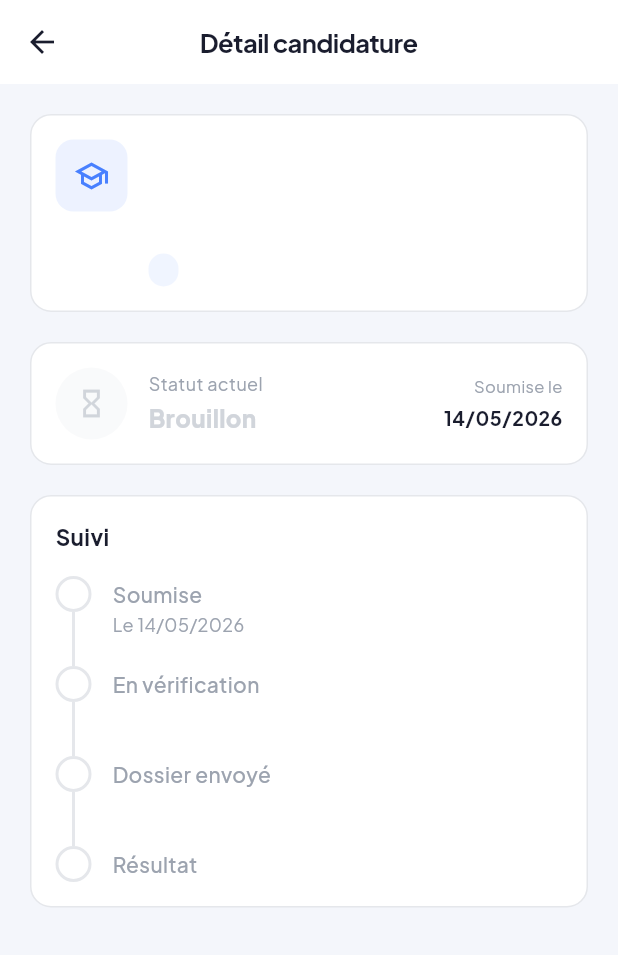
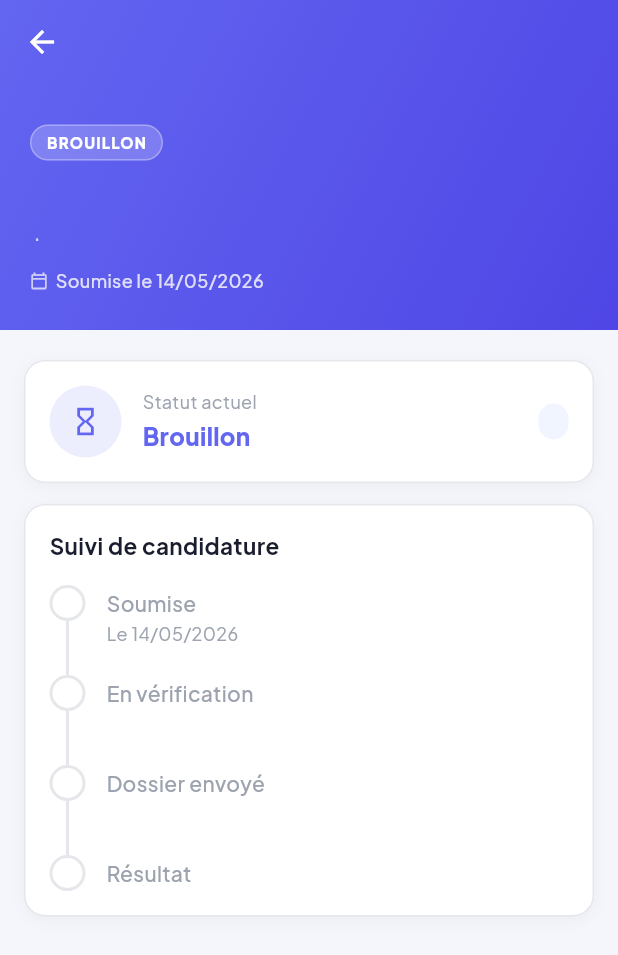
Before and after one commit to MSKETUDIANT/studium-platforme, a Flutter app: the ApplicationDetailPage screen opened directly with empty values, on a phone screen of 412 x 824 dp. Shown: the top 955 px of the screen. Run offline on Flutter 3.47's test engine with Material 3 defaults, Android fonts, the phone set to English and light mode, and no system bars; drawn by our look-alikes of flutter_animate; our stand-ins replace app_links, country_picker, dio, file_picker, flutter_riverpod, flutter_typeahead and 5 more; accounts and stored records are empty; network calls fail.

Commit message:
feat: uniformisation Sprint 3 — gradient header + flutter_animate
- ApplicationDetailPage: SliverAppBar gradient (couleur selon statut) comme ProgramDetailPage,
  badge statut + programme + université dans le header, context.pop(), animations fadeIn/slideY
- ApplicationsPage: header navy gradient avec stats chips colorés sur fond sombre,
  entrée staggerée des cartes via flutter_animate
- NewApplicationWizard: AppBar navy avec icônes blanches cohérent avec le reste de l'app

Co-Authored-By: Claude Sonnet 4.6 <noreply@anthropic.com>

```diff
--- a/studium_mobile/lib/features/applications/presentation/pages/application_detail_page.dart
+++ b/studium_mobile/lib/features/applications/presentation/pages/application_detail_page.dart
@@ -1,159 +1,181 @@
 import 'package:flutter/material.dart';
+import 'package:flutter/services.dart';
+import 'package:flutter_animate/flutter_animate.dart';
+import 'package:go_router/go_router.dart';
 
 import '../../domain/entities/application.dart';
 
-const _kNavy  = Color(0xFF1A1D2E);
-const _kBlue  = Color(0xFF4880FF);
-const _kGrey  = Color(0xFF9CA3AF);
-const _kBg    = Color(0xFFF4F6FB);
+const _kNavy   = Color(0xFF1A1D2E);
+const _kBlue   = Color(0xFF4880FF);
+const _kGrey   = Color(0xFF9CA3AF);
+const _kBg     = Color(0xFFF4F6FB);
 const _kBorder = Color(0xFFE5E7EB);
 
 class ApplicationDetailPage extends StatelessWidget {
   final Application app;
   const ApplicationDetailPage({super.key, required this.app});
 
-  Color get _statusColor => switch (app.status) {
+  Color get _accent => switch (app.status) {
     ApplicationStatus.accepted        => const Color(0xFF10B981),
     ApplicationStatus.rejected        => const Color(0xFFEF4444),
     ApplicationStatus.needsFix        => const Color(0xFFF59E0B),
     ApplicationStatus.verified ||
     ApplicationStatus.sent            => _kBlue,
-    ApplicationStatus.submitted ||
-    ApplicationStatus.pendingDecision => const Color(0xFF6B7280),
-    _                                 => const Color(0xFFD1D5DB),
+    _                                 => const Color(0xFF6366F1),
+  };
+
+  Color get _accentDark => switch (app.status) {
+    ApplicationStatus.accepted        => const Color(0xFF059669),
+    ApplicationStatus.rejected        => const Color(0xFFDC2626),
+    ApplicationStatus.needsFix        => const Color(0xFFD97706),
+    ApplicationStatus.verified ||
+    ApplicationStatus.sent            => const Color(0xFF2563EB),
+    _                                 => const Color(0xFF4F46E5),
   };
 
   @override
   Widget build(BuildContext context) {
-    return Scaffold(
+    return AnnotatedRegion<SystemUiOverlayStyle>(
+      value: SystemUiOverlayStyle.light,
+      child: Scaffold(
         backgroundColor: _kBg,
-      appBar: AppBar(
-        backgroundColor: Colors.white,
-        elevation: 0,
-        leading: IconButton(
-          icon: const Icon(Icons.arrow_back, color: _kNavy),
-          onPressed: () => Navigator.pop(context),
+        body: CustomScrollView(
+          slivers: [
+            _buildSliverAppBar(context),
+            SliverPadding(
+              padding: const EdgeInsets.fromLTRB(16, 20, 16, 40),
+              sliver: SliverList(
+                delegate: SliverChildListDelegate([
+                  _buildStatusCard()
+                      .animate()
+                      .fadeIn(delay: 60.ms)
+                      .slideY(begin: .06, duration: 280.ms, curve: Curves.easeOut),
+                  const SizedBox(height: 14),
+                  _buildTimeline()
+                      .animate()
+                      .fadeIn(delay: 140.ms)
+                      .slideY(begin: .06, duration: 280.ms, curve: Curves.easeOut),
+                ]),
               ),
-        title: const Text('Détail candidature',
-            style: TextStyle(
-                color: _kNavy,
-                fontSize: 17,
-                fontWeight: FontWeight.w700)),
-        centerTitle: true,
             ),
-      body: SingleChildScrollView(
-        padding: const EdgeInsets.all(20),
-        child: Column(
-          crossAxisAlignment: CrossAxisAlignment.start,
-          children: [
-            _buildProgramCard(),
-            const SizedBox(height: 20),
-            _buildStatusCard(),
-            const SizedBox(height: 20),
-            _buildTimeline(),
-            if (app.motivationText != null &&
-                app.motivationText!.isNotEmpty) ...[
-              const SizedBox(height: 20),
-              _buildMotivation(),
-            ],
-            if (app.notes != null && app.notes!.isNotEmpty) ...[
-              const SizedBox(height: 20),
-              _buildNotes(),
-            ],
           ],
         ),
       ),
     );
   }
 
-  // ─── Programme card ─────────────────────────────────────────────────────────
+  // ─── Gradient SliverAppBar ─────────────────────────────────────────────────
 
-  Widget _buildProgramCard() {
-    return Container(
-      padding: const EdgeInsets.all(16),
+  SliverAppBar _buildSliverAppBar(BuildContext context) {
+    return SliverAppBar(
+      expandedHeight: 220,
+      pinned: true,
+      backgroundColor: _accent,
+      leading: IconButton(
+        icon: const Icon(Icons.arrow_back, color: Colors.white),
+        onPressed: () => context.pop(),
+      ),
+      systemOverlayStyle: SystemUiOverlayStyle.light,
+      flexibleSpace: FlexibleSpaceBar(
+        collapseMode: CollapseMode.pin,
+        background: Container(
           decoration: BoxDecoration(
-        color: Colors.white,
-        borderRadius: BorderRadius.circular(14),
-        border: Border.all(color: _kBorder),
+            gradient: LinearGradient(
+              begin: Alignment.topLeft,
+              end: Alignment.bottomRight,
+              colors: [_accent, _accentDark],
             ),
-      child: Row(
+          ),
+          child: SafeArea(
+            child: Padding(
+              padding: const EdgeInsets.fromLTRB(20, 56, 20, 24),
+              child: Column(
                 crossAxisAlignment: CrossAxisAlignment.start,
+                mainAxisAlignment: MainAxisAlignment.end,
                 children: [
                   Container(
-            width: 48, height: 48,
+                    padding: const EdgeInsets.symmetric(
+                        horizontal: 10, vertical: 4),
                     decoration: BoxDecoration(
-              color: _kBlue.withValues(alpha: 0.1),
-              borderRadius: BorderRadius.circular(12),
+                      color: Colors.white.withValues(alpha: 0.20),
+                      borderRadius: BorderRadius.circular(20),
+                      border: Border.all(
+                          color: Colors.white.withValues(alpha: 0.30)),
                     ),
-            child:
-                const Icon(Icons.school_outlined, color: _kBlue, size: 24),
+                    child: Text(
+                      app.statusLabel.toUpperCase(),
+                      style: const TextStyle(
+                        fontSize: 10,
+                        fontWeight: FontWeight.w800,
+                        color: Colors.white,
+                        letterSpacing: 0.8,
                       ),
-          const SizedBox(width: 14),
-          Expanded(
-            child: Column(
-              crossAxisAlignment: CrossAxisAlignment.start,
-              children: [
+                    ),
+                  ),
+                  const SizedBox(height: 10),
                   Text(
                     app.programName ?? 'Programme',
                     style: const TextStyle(
-                      fontSize: 16,
+                      fontSize: 22,
                       fontWeight: FontWeight.w800,
-                      color: _kNavy),
+                      color: Colors.white,
+                      height: 1.2,
                     ),
-                const SizedBox(height: 4),
-                if (app.universityName != null)
-                  Text(app.universityName!,
-                      style: const TextStyle(fontSize: 14, color: _kGrey)),
-                if (app.country != null) ...[
-                  const SizedBox(height: 2),
-                  Text(app.country!,
-                      style: const TextStyle(fontSize: 13, color: _kGrey)),
-                ],
-                if (app.level != null) ...[
-                  const SizedBox(height: 8),
-                  Container(
-                    padding: const EdgeInsets.symmetric(
-                        horizontal: 10, vertical: 3),
-                    decoration: BoxDecoration(
-                      color: _kBlue.withValues(alpha: 0.08),
-                      borderRadius: BorderRadius.circular(20),
+                    maxLines: 2,
+                    overflow: TextOverflow.ellipsis,
                   ),
-                    child: Text(
-                      _levelLabel(app.level!),
-                      style: const TextStyle(
-                          fontSize: 11,
-                          fontWeight: FontWeight.w600,
-                          color: _kBlue),
+                  const SizedBox(height: 5),
+                  Text(
+                    [
+                      if (app.universityName != null) app.universityName!,
+                      if (app.country != null) app.country!,
+                    ].join(' · '),
+                    style: TextStyle(
+                      fontSize: 13,
+                      color: Colors.white.withValues(alpha: 0.80),
+                      fontWeight: FontWeight.w500,
+                    ),
+                    maxLines: 1,
+                    overflow: TextOverflow.ellipsis,
+                  ),
+                  if (app.submittedAt != null) ...[
+                    const SizedBox(height: 12),
+                    Row(children: [
+                      Icon(Icons.calendar_today_outlined,
+                          size: 12,
+                          color: Colors.white.withValues(alpha: 0.70)),
+                      const SizedBox(width: 5),
+                      Text(
+                        'Soumise le ${_formatDate(app.submittedAt!)}',
+                        style: TextStyle(
+                          fontSize: 12,
+                          color: Colors.white.withValues(alpha: 0.80),
+                          fontWeight: FontWeight.w500,
                         ),
                       ),
+                    ]),
                   ],
                 ],
               ),
             ),
-        ],
+          ),
+        ),
       ),
     );
   }
 
-  // ─── Status card ────────────────────────────────────────────────────────────
+  // ─── Status card ──────────────────────────────────────────────────────────
 
   Widget _buildStatusCard() {
-    return Container(
-      padding: const EdgeInsets.all(16),
-      decoration: BoxDecoration(
-        color: Colors.white,
-        borderRadius: BorderRadius.circular(14),
-        border: Border.all(color: _kBorder),
-      ),
-      child: Row(
-        children: [
+    return _Card(
+      child: Row(children: [
         Container(
           width: 48, height: 48,
           decoration: BoxDecoration(
-              color: _statusColor.withValues(alpha: 0.12),
+            color: _accent.withValues(alpha: 0.12),
             shape: BoxShape.circle,
           ),
-            child: Icon(_statusIcon, color: _statusColor, size: 22),
+          child: Icon(_statusIcon, color: _accent, size: 22),
         ),
         const SizedBox(width: 14),
         Expanded(
@@ -168,47 +190,39 @@ class ApplicationDetailPage extends StatelessWidget {
                 style: TextStyle(
                     fontSize: 16,
                     fontWeight: FontWeight.w800,
-                      color: _statusColor),
+                    color: _accent),
               ),
             ],
           ),
         ),
-          if (app.submittedAt != null)
-            Column(
-              crossAxisAlignment: CrossAxisAlignment.end,
-              children: [
-                const Text('Soumise le',
-                    style: TextStyle(fontSize: 11, color: _kGrey)),
-                const SizedBox(height: 3),
-                Text(
-                  _formatDate(app.submittedAt!),
+        if (app.level != null)
+          Container(
+            padding: const EdgeInsets.symmetric(horizontal: 10, vertical: 4),
+            decoration: BoxDecoration(
+              color: _kBlue.withValues(alpha: 0.08),
+              borderRadius: BorderRadius.circular(20),
+            ),
+            child: Text(
+              _levelLabel(app.level!),
               style: const TextStyle(
-                      fontSize: 13,
-                      fontWeight: FontWeight.w700,
-                      color: _kNavy),
+                  fontSize: 11,
+                  fontWeight: FontWeight.w600,
+                  color: _kBlue),
             ),
-              ],
           ),
-        ],
-      ),
+      ]),
     );
   }
 
-  // ─── Timeline ───────────────────────────────────────────────────────────────
+  // ─── Timeline ─────────────────────────────────────────────────────────────
 
   Widget _buildTimeline() {
-    final steps = _buildTimelineSteps();
-    return Container(
-      padding: const EdgeInsets.all(16),
-      decoration: BoxDecoration(
-        color: Colors.white,
-        borderRadius: BorderRadius.circular(14),
-        border: Border.all(color: _kBorder),
-      ),
+    final steps  = _buildTimelineSteps();
+    return _Card(
       child: Column(
         crossAxisAlignment: CrossAxisAlignment.start,
         children: [
-          const Text('Suivi',
+          const Text('Suivi de candidature',
               style: TextStyle(
                   fontSize: 15,
                   fontWeight: FontWeight.w700,
@@ -218,17 +232,18 @@ class ApplicationDetailPage extends StatelessWidget {
             final i    = entry.key;
             final step = entry.value;
             final isLast = i == steps.length - 1;
+            final stepColor = step.done || step.current
+                ? (step.isNegative
+                    ? const Color(0xFFEF4444)
+                    : const Color(0xFF10B981))
+                : _kGrey;
             return _TimelineRow(
               label:    step.label,
               subtitle: step.subtitle,
               done:     step.done,
               current:  step.current,
               isLast:   isLast,
-              color:    step.done || step.current
-                  ? (step.isNegative
-                      ? const Color(0xFFEF4444)
-                      : const Color(0xFF10B981))
-                  : _kGrey,
+              color:    stepColor,
             );
           }),
         ],
@@ -237,18 +252,14 @@ class ApplicationDetailPage extends StatelessWidget {
   }
 
   List<_TimelineStep> _buildTimelineSteps() {
-    final s = app.status;
-
+    final s        = app.status;
     final submitted = s != ApplicationStatus.draft;
     final verified  = {
-      ApplicationStatus.verified,
-      ApplicationStatus.sent,
-      ApplicationStatus.accepted,
-      ApplicationStatus.rejected,
+      ApplicationStatus.verified, ApplicationStatus.sent,
+      ApplicationStatus.accepted, ApplicationStatus.rejected,
     }.contains(s);
     final sent     = {
-      ApplicationStatus.sent,
-      ApplicationStatus.accepted,
+      ApplicationStatus.sent, ApplicationStatus.accepted,
       ApplicationStatus.rejected,
     }.contains(s);
     final accepted = s == ApplicationStatus.accepted;
@@ -265,93 +276,28 @@ class ApplicationDetailPage extends StatelessWidget {
         current: s == ApplicationStatus.submitted,
       ),
       _TimelineStep(
-        label:    needsFix ? 'Correction requise' : 'En vérification',
-        done:     verified || needsFix,
-        current:  needsFix,
+        label:      needsFix ? 'Correction requise' : 'En vérification',
+        done:       verified || needsFix,
+        current:    needsFix,
         isNegative: needsFix,
       ),
       _TimelineStep(
-        label:    'Dossier envoyé',
-        done:     sent,
-        current:  s == ApplicationStatus.sent,
+        label:   'Dossier envoyé',
+        done:    sent,
+        current: s == ApplicationStatus.sent,
       ),
       _TimelineStep(
-        label:    rejected
+        label:      rejected
             ? 'Candidature refusée'
             : (accepted ? 'Candidature acceptée' : 'Résultat'),
-        done:     accepted || rejected,
-        current:  accepted || rejected,
+        done:       accepted || rejected,
+        current:    accepted || rejected,
         isNegative: rejected,
       ),
     ];
   }
 
-  // ─── Motivation ─────────────────────────────────────────────────────────────
-
-  Widget _buildMotivation() {
-    return Container(
-      padding: const EdgeInsets.all(16),
-      decoration: BoxDecoration(
-        color: Colors.white,
-        borderRadius: BorderRadius.circular(14),
-        border: Border.all(color: _kBorder),
-      ),
-      child: Column(
-        crossAxisAlignment: CrossAxisAlignment.start,
-        children: [
-          const Text('Message de motivation',
-              style: TextStyle(
-                  fontSize: 15,
-                  fontWeight: FontWeight.w700,
-                  color: _kNavy)),
-          const SizedBox(height: 10),
-          Text(
-            app.motivationText!,
-            style: const TextStyle(
-                fontSize: 14, color: _kNavy, height: 1.6),
-          ),
-        ],
-      ),
-    );
-  }
-
-  // ─── Notes admin ────────────────────────────────────────────────────────────
-
-  Widget _buildNotes() {
-    return Container(
-      padding: const EdgeInsets.all(16),
-      decoration: BoxDecoration(
-        color: const Color(0xFFFEF3C7),
-        borderRadius: BorderRadius.circular(14),
-        border: Border.all(color: const Color(0xFFFDE68A)),
-      ),
-      child: Column(
-        crossAxisAlignment: CrossAxisAlignment.start,
-        children: [
-          const Row(children: [
-            Icon(Icons.sticky_note_2_outlined,
-                color: Color(0xFFD97706), size: 18),
-            SizedBox(width: 8),
-            Text('Note de l\'équipe',
-                style: TextStyle(
-                    fontSize: 14,
-                    fontWeight: FontWeight.w700,
-                    color: Color(0xFF92400E))),
-          ]),
-          const SizedBox(height: 10),
-          Text(
-            app.notes!,
-            style: const TextStyle(
-                fontSize: 14,
-                color: Color(0xFF78350F),
-                height: 1.5),
-          ),
-        ],
-      ),
-    );
-  }
-
-  // ─── Helpers ────────────────────────────────────────────────────────────────
+  // ─── Helpers ──────────────────────────────────────────────────────────────
 
   IconData get _statusIcon => switch (app.status) {
     ApplicationStatus.accepted  => Icons.check_circle_outline,
@@ -375,15 +321,42 @@ class ApplicationDetailPage extends StatelessWidget {
       '${dt.year}';
 }
 
+// ─── Shared card ──────────────────────────────────────────────────────────────
+
+class _Card extends StatelessWidget {
+  final Widget child;
+  const _Card({required this.child});
+
+  @override
+  Widget build(BuildContext context) {
+    return Container(
+      padding: const EdgeInsets.all(16),
+      decoration: BoxDecoration(
+        color: Colors.white,
+        borderRadius: BorderRadius.circular(14),
+        border: Border.all(color: _kBorder),
+        boxShadow: [
+          BoxShadow(
+            color: Colors.black.withValues(alpha: 0.04),
+            blurRadius: 8,
+            offset: const Offset(0, 2),
+          ),
+        ],
+      ),
+      child: child,
+    );
+  }
+}
+
 // ─── Timeline row ─────────────────────────────────────────────────────────────
 
 class _TimelineRow extends StatelessWidget {
-  final String label;
+  final String  label;
   final String? subtitle;
-  final bool done;
-  final bool current;
-  final bool isLast;
-  final Color color;
+  final bool    done;
+  final bool    current;
+  final bool    isLast;
+  final Color   color;
   const _TimelineRow({
     required this.label,
     this.subtitle,
@@ -405,8 +378,7 @@ class _TimelineRow extends StatelessWidget {
               color: done || current ? color : Colors.white,
               shape: BoxShape.circle,
               border: Border.all(
-                  color: done || current ? color : _kBorder,
-                  width: 2),
+                  color: done || current ? color : _kBorder, width: 2),
             ),
             child: done
                 ? const Icon(Icons.check, color: Colors.white, size: 14)
@@ -414,8 +386,8 @@ class _TimelineRow extends StatelessWidget {
                     ? Center(
                         child: Container(
                           width: 8, height: 8,
-                          decoration: BoxDecoration(
-                              color: color, shape: BoxShape.circle),
+                          decoration:
+                              BoxDecoration(color: color, shape: BoxShape.circle),
                         ),
                       )
                     : null,
@@ -437,16 +409,14 @@ class _TimelineRow extends StatelessWidget {
                 label,
                 style: TextStyle(
                   fontSize: 14,
-                  fontWeight:
-                      current ? FontWeight.w700 : FontWeight.w500,
+                  fontWeight: current ? FontWeight.w700 : FontWeight.w500,
                   color: done || current ? _kNavy : _kGrey,
                 ),
               ),
               if (subtitle != null) ...[
                 const SizedBox(height: 2),
                 Text(subtitle!,
-                    style: const TextStyle(
-                        fontSize: 12, color: _kGrey)),
+                    style: const TextStyle(fontSize: 12, color: _kGrey)),
               ],
               SizedBox(height: isLast ? 0 : 18),
             ],
@@ -460,11 +430,11 @@ class _TimelineRow extends StatelessWidget {
 // ─── Data class ───────────────────────────────────────────────────────────────
 
 class _TimelineStep {
-  final String label;
+  final String  label;
   final String? subtitle;
-  final bool done;
-  final bool current;
-  final bool isNegative;
+  final bool    done;
+  final bool    current;
+  final bool    isNegative;
   const _TimelineStep({
     required this.label,
     this.subtitle,
```
Also changed, not shown: studium_mobile/lib/features/applications/presentation/pages/applications_page.dart (+120 -54 lines), studium_mobile/lib/features/applications/presentation/pages/new_application_wizard.dart (+6 -4 lines). Lines whose indentation alone changed are shown as unchanged.
